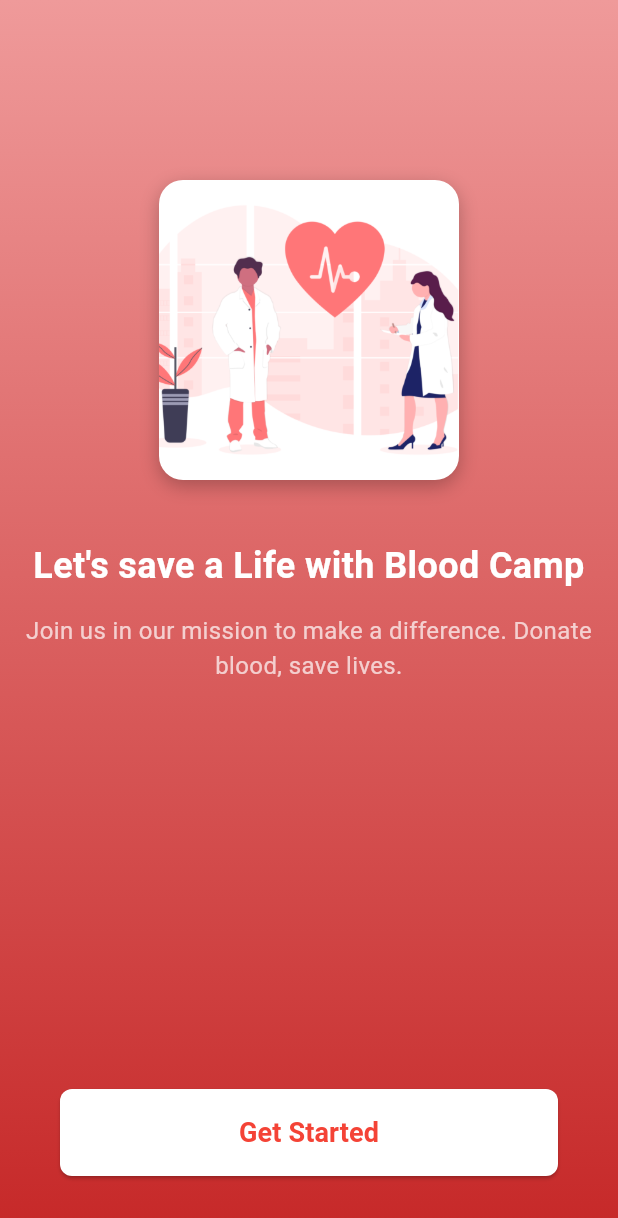
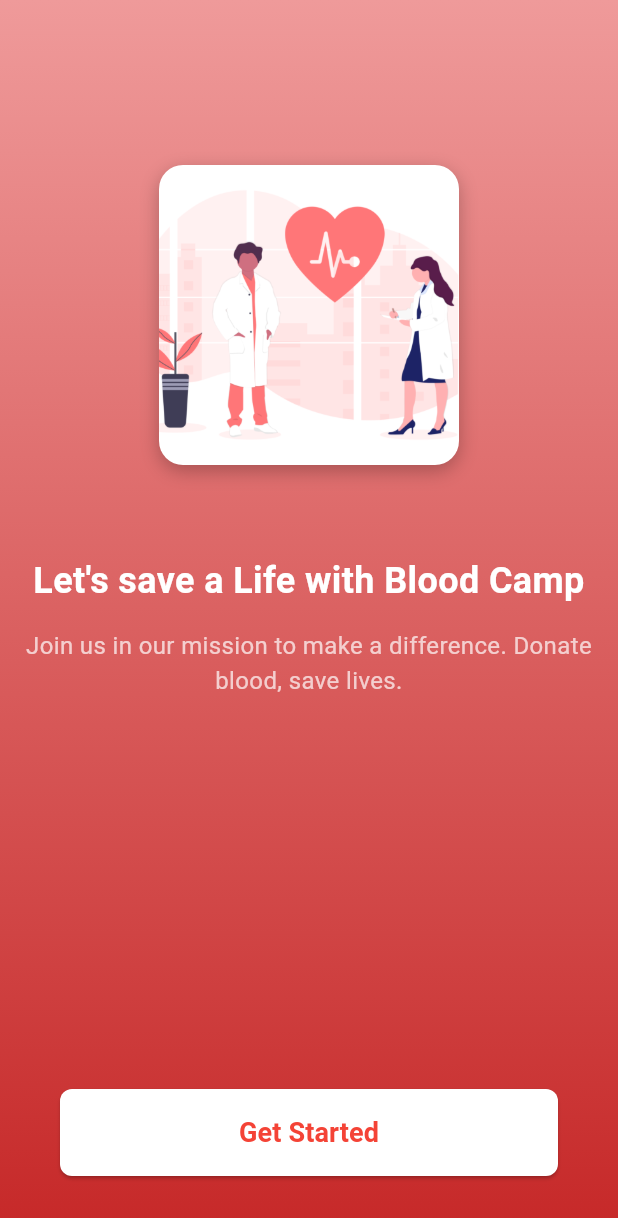
Before and after one commit to ChamiNarasinghe/Blood-donor-app, a Flutter app: the screen it shows after launch, on a phone screen of 412 x 824 dp. Shown: the top 1218 px of the screen. Run offline on Flutter 3.47's test engine with Material 3 defaults, Android fonts, the phone set to English and light mode, and no system bars; our stand-ins replace cloud_firestore, firebase_auth, firebase_core; accounts and stored records are empty.

Commit message:
commit by chami

```diff
--- a/lib/Login Signup/Login.dart
+++ b/lib/Login Signup/Login.dart
@@ -161,7 +161,7 @@ class _LoginScreenState extends State<LoginScreen> {
                         style: TextStyle(color: Colors.white70),
                       ),
                     ),
-                    SizedBox(height: 45.0),
+                    SizedBox(height: 50.0),
                     ElevatedButton(
                       style: ElevatedButton.styleFrom(
                         backgroundColor: Colors.white,
@@ -184,7 +184,7 @@ class _LoginScreenState extends State<LoginScreen> {
                         ),
                       ),
                     ),
-                    SizedBox(height: 50.0),
+                    SizedBox(height: 60.0),
                     Row(
                       mainAxisAlignment: MainAxisAlignment.center,
                       children: <Widget>[
--- a/lib/Welcome/WelcomePage.dart
+++ b/lib/Welcome/WelcomePage.dart
@@ -23,7 +23,7 @@ class WelcomePage extends StatelessWidget {
                 padding: EdgeInsets.symmetric(horizontal: 16),
                 child: Column(
                   children: [
-                    SizedBox(height: 120),
+                    SizedBox(height: 110),
                     Container(
                       height: 200,
                       width: 200,
@@ -43,7 +43,7 @@ class WelcomePage extends StatelessWidget {
                         ),
                       ),
                     ),
-                    SizedBox(height: 40),
+                    SizedBox(height: 60),
                     Text(
                       "Let's save a Life with Blood Camp",
                       style: TextStyle(
```
